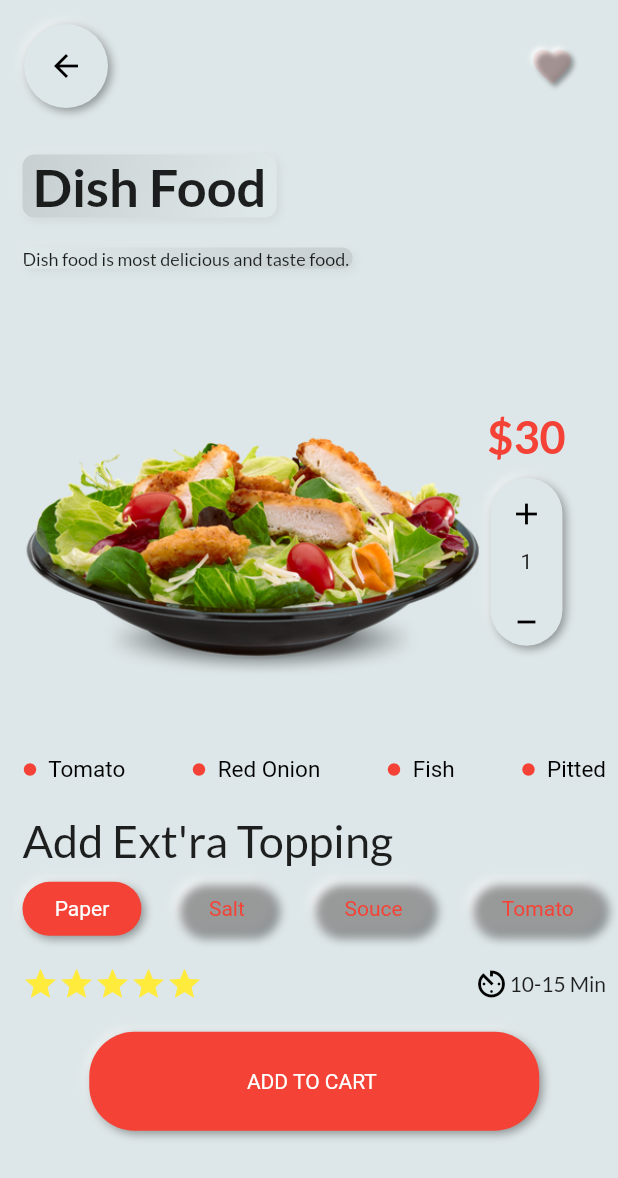
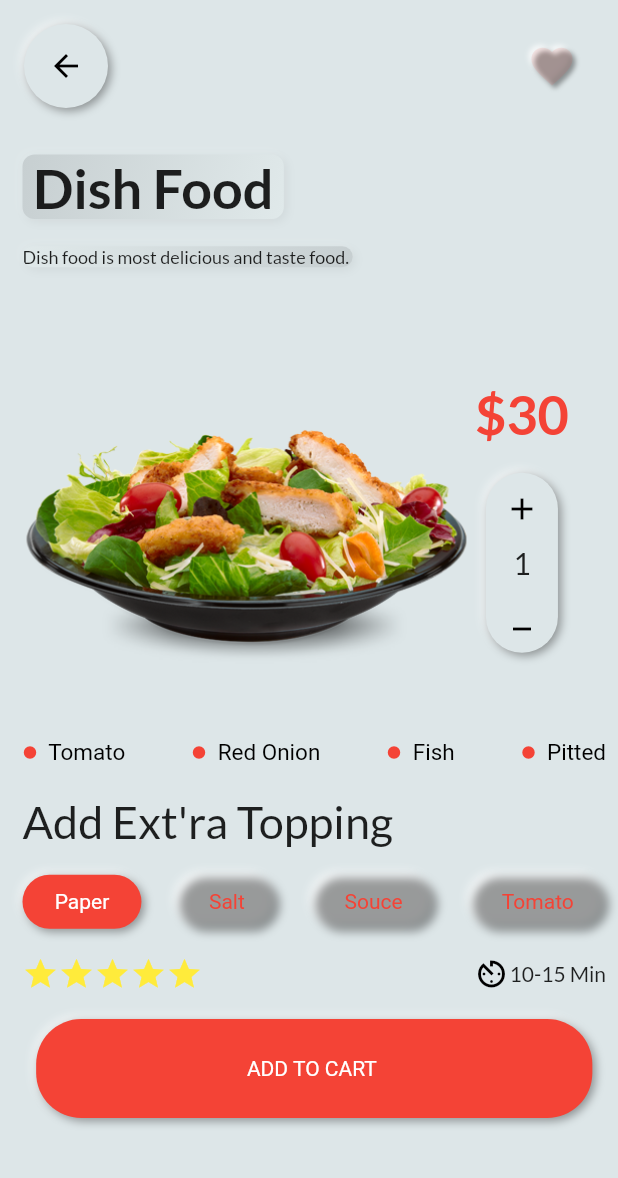
Before and after one commit to sadiq61651/Resturant_App, a Flutter app: the HomeScreen screen opened by its route, after a tap on "Dish Food", on a phone screen of 412 x 824 dp. Shown: the top 1178 px of the screen. Run offline on Flutter 3.47's test engine with Material 2 defaults, Android fonts, the phone set to English and light mode, and no system bars; drawn by our look-alikes of flutter_neumorphic; our stand-ins replace google_fonts.

Commit message:
first commit3

```diff
--- a/lib/features/home/screens/home_screen.dart
+++ b/lib/features/home/screens/home_screen.dart
@@ -44,24 +44,25 @@ class _HomeScreenState extends State<HomeScreen>
 
   @override
   Widget build(BuildContext context) {
+    Size size = MediaQuery.of(context).size;
     return Scaffold(
-      appBar: NeumorphicAppBar(actions: const [
+      appBar: NeumorphicAppBar(actions: [
         Padding(
-          padding: EdgeInsets.all(8.0),
-          child: CircleAvatar(
+          padding: EdgeInsets.all(size.width * 0.01),
+          child: const CircleAvatar(
             backgroundImage: AssetImage("assets/products_items/profile.jpg"),
           ),
         )
       ]),
       body: Padding(
-        padding: const EdgeInsets.all(30),
+        padding: EdgeInsets.all(size.width * 0.04),
         child: SingleChildScrollView(
           child: Column(
             mainAxisSize: MainAxisSize.min,
             children: [
               const HeaderText(),
               myTextField(context),
-              const SizedBox(height: 20),
+              SizedBox(height: size.height * 0.02),
               TabBar(
                   onTap: (value) {
                     if (value == 0) _category = "food";
--- a/lib/features/home/widgets/bottom_navigation_bar.dart
+++ b/lib/features/home/widgets/bottom_navigation_bar.dart
@@ -12,9 +12,11 @@ class _MyBottomNavigationBarState extends State<MyBottomNavigationBar> {
 
   @override
   Widget build(BuildContext context) {
+    Size screenSize = MediaQuery.of(context).size;
+
     return BottomNavigationBar(
         currentIndex: currentIndex,
-        iconSize: 30,
+        iconSize: screenSize.width * 0.07,
         onTap: (value) {
           currentIndex = value;
           setState(() {});
--- a/lib/features/home/widgets/header_text.dart
+++ b/lib/features/home/widgets/header_text.dart
@@ -1,11 +1,14 @@
 import 'package:flutter_neumorphic/flutter_neumorphic.dart';
 import 'package:google_fonts/google_fonts.dart';
+import 'package:resturant_app/utils/my_font_size.dart';
 
 class HeaderText extends StatelessWidget {
   const HeaderText({Key? key}) : super(key: key);
 
   @override
   Widget build(BuildContext context) {
+    Size screenSize = MediaQuery.of(context).size;
+
     return Column(
       crossAxisAlignment: CrossAxisAlignment.start,
       children: [
@@ -16,7 +19,7 @@ class HeaderText extends StatelessWidget {
           ),
           child: Text(
             " Let's Find",
-            style: GoogleFonts.lato(fontSize: 30),
+            style: GoogleFonts.lato(fontSize: screenSize.height * 0.038),
           ),
         ),
         Neumorphic(
@@ -24,11 +27,11 @@ class HeaderText extends StatelessWidget {
               shape: NeumorphicShape.convex, intensity: 0.1),
           child: Text("Something Delicious! ",
               style: GoogleFonts.lato(
-                fontSize: 30,
+                fontSize: MyFontSize.large,
               )),
         ),
-        const SizedBox(
-          height: 20,
+        SizedBox(
+          height: screenSize.height * 0.02,
         )
       ],
     );
--- a/lib/features/home/widgets/my_products_list.dart
+++ b/lib/features/home/widgets/my_products_list.dart
@@ -30,17 +30,19 @@ Widget myProductsList(BuildContext context, list, category) {
                     children: [
                       CircleAvatar(
                           backgroundColor: Colors.transparent,
-                          radius: 100,
+                          radius: screenSize.height * 0.12,
                           backgroundImage: AssetImage(list[index].imageUrl)),
                       Text(
                         list[index].name,
-                        style:
-                            GoogleFonts.lato(color: Colors.black, fontSize: 18),
+                        style: GoogleFonts.lato(
+                            color: Colors.black,
+                            fontSize: screenSize.height * 0.025),
                       ),
                       Text(
                         list[index].price,
-                        style:
-                            GoogleFonts.lato(color: Colors.red, fontSize: 18),
+                        style: GoogleFonts.lato(
+                            color: Colors.red,
+                            fontSize: screenSize.height * 0.023),
                       )
                     ],
                   ),
--- a/lib/features/home/widgets/my_textfield.dart
+++ b/lib/features/home/widgets/my_textfield.dart
@@ -4,7 +4,7 @@ import 'package:flutter_neumorphic/flutter_neumorphic.dart';
 Widget myTextField(BuildContext context) {
   return Neumorphic(
       style: NeumorphicStyle(
-          boxShape: NeumorphicBoxShape.roundRect(BorderRadius.circular(10)),
+          boxShape: NeumorphicBoxShape.roundRect(BorderRadius.circular(20)),
           shape: NeumorphicShape.convex),
       child: TextField(
         decoration: InputDecoration(
--- a/lib/features/landing/screens/landing_screen.dart
+++ b/lib/features/landing/screens/landing_screen.dart
@@ -1,6 +1,8 @@
 import 'package:flutter/material.dart';
 import 'package:google_fonts/google_fonts.dart';
 import 'package:resturant_app/features/home/screens/home_screen.dart';
+
+import '../../../utils/my_font_size.dart';
 
 class LandingScreen extends StatelessWidget {
   static String path = "landing-screen";
@@ -8,37 +10,38 @@ class LandingScreen extends StatelessWidget {
 
   @override
   Widget build(BuildContext context) {
-    return Container(
+    Size screenSize = MediaQuery.of(context).size;
+    return Scaffold(
+      backgroundColor: Colors.transparent,
+      body: Container(
+        padding: EdgeInsets.only(top: screenSize.height * 0.1),
         decoration: const BoxDecoration(
             image: DecorationImage(
                 fit: BoxFit.cover,
                 image: AssetImage("assets/products_items/bg.jpg"))),
-        child: Padding(
-          padding: const EdgeInsets.only(top: 80, bottom: 30),
-          child: Scaffold(
-            backgroundColor: Colors.transparent,
-            body: Align(
-              alignment: Alignment.center,
         child: Column(
-                children: [
-                  Column(
           children: [
             Text("Food Go!",
                 style: GoogleFonts.shanti(
-                              fontWeight: FontWeight.bold, fontSize: 38)),
+                    fontWeight: FontWeight.bold,
+                    fontSize: MyFontSize.extraLarge)),
             Center(
               child: Text("Get Your Favorite food from here",
                   style: GoogleFonts.nanumGothic(
-                                fontSize: 12, wordSpacing: 2)),
-                      ),
-                    ],
+                      fontSize: MyFontSize.small, wordSpacing: 2)),
             ),
           ],
         ),
       ),
-            floatingActionButtonLocation:
-                FloatingActionButtonLocation.centerFloat,
+      floatingActionButtonLocation: FloatingActionButtonLocation.centerFloat,
       floatingActionButton: Container(
+        margin: EdgeInsets.only(bottom: screenSize.height * 0.04),
+        padding: const EdgeInsets.all(8),
+        decoration: BoxDecoration(
+            border: Border.all(color: Colors.red),
+            color: Colors.transparent,
+            borderRadius: BorderRadius.circular(50)),
+        child: Container(
           height: 70,
           width: 70,
           decoration: const BoxDecoration(boxShadow: [
@@ -51,10 +54,9 @@ class LandingScreen extends StatelessWidget {
               backgroundColor: Colors.red,
               child: const Icon(Icons.arrow_forward_ios,
                   color: Colors.white, size: 30),
-                  onPressed: () =>
-                      Navigator.pushNamed(context, HomeScreen.path)),
+              onPressed: () => Navigator.pushNamed(context, HomeScreen.path)),
         ),
       ),
-        ));
+    );
   }
 }
--- a/lib/features/my_product/screen/my_product_screen.dart
+++ b/lib/features/my_product/screen/my_product_screen.dart
@@ -6,6 +6,9 @@ import 'package:resturant_app/features/my_product/widgets/add_sub_button.dart';
 import 'package:resturant_app/features/my_product/widgets/extra_topping_button.dart';
 import 'package:resturant_app/features/my_product/widgets/my_rich_text.dart';
 import 'package:resturant_app/features/my_product/widgets/stars_and_timing.dart';
+import 'package:resturant_app/utils/my_font_size.dart';
+
+import '../widgets/my_sizebox.dart';
 
 class MyProductScreen extends StatelessWidget {
   static String path = "my-product-screen";
@@ -23,7 +26,7 @@ class MyProductScreen extends StatelessWidget {
           builder: (context, setState) => IconButton(
               onPressed: () => setState(() => isFaviorte = !isFaviorte),
               icon: NeumorphicIcon(Icons.favorite,
-                  size: 30,
+                  size: screenSize.height * 0.04,
                   style: NeumorphicStyle(
                     color:
                         isFaviorte ? Colors.red : Colors.red.withOpacity(0.1),
@@ -33,33 +36,34 @@ class MyProductScreen extends StatelessWidget {
       body: Padding(
         padding:
             const EdgeInsets.only(top: 15.0, bottom: 15, right: 8, left: 15),
-        child: Column(crossAxisAlignment: CrossAxisAlignment.start, children: [
+        child: SingleChildScrollView(
+          child:
+              Column(crossAxisAlignment: CrossAxisAlignment.start, children: [
             Neumorphic(
               style: const NeumorphicStyle(
                   shape: NeumorphicShape.concave, intensity: 0.1),
               child: Text(" ${dataModel.name} ",
                   style: GoogleFonts.lato(
-                    fontSize: 35, fontWeight: FontWeight.bold)),
+                      fontSize: MyFontSize.extraLarge,
+                      fontWeight: FontWeight.bold)),
             ),
-          const SizedBox(height: 20),
+            const MySizeBox(),
             Neumorphic(
               style: const NeumorphicStyle(
                   shape: NeumorphicShape.convex, intensity: 0.1),
               child: Text("${dataModel.description} ",
                   style: GoogleFonts.lato(
-                  fontSize: 12,
+                    fontSize: MyFontSize.small,
                   )),
             ),
-          const SizedBox(height: 20),
+            const MySizeBox(),
             Row(children: [
               CircleAvatar(
                   backgroundColor: Colors.transparent,
-                radius: screenSize.width * 0.37,
+                  radius: screenSize.width * 0.36,
                   child: Image.asset(dataModel.imageUrl)),
               const SizedBox(width: 5),
-            Column(children: [
-              AddSubButton(price: dataModel.price.split(".")[0]),
-            ])
+              AddSubButton(price: dataModel.price.split(".")[0])
             ]),
             Row(
               mainAxisAlignment: MainAxisAlignment.spaceBetween,
@@ -70,12 +74,12 @@ class MyProductScreen extends StatelessWidget {
                 myRichText(context, "Pitted"),
               ],
             ),
-          const SizedBox(height: 20),
+            const MySizeBox(),
             Text(
               "Add Ext'ra Topping",
-            style: GoogleFonts.lato(fontSize: 30),
+              style: GoogleFonts.lato(fontSize: MyFontSize.large),
             ),
-          const SizedBox(height: 10),
+            const MySizeBox(),
             Row(
               mainAxisAlignment: MainAxisAlignment.spaceBetween,
               children: const [
@@ -85,16 +89,17 @@ class MyProductScreen extends StatelessWidget {
                 ExtraToppingButton(text: "Tomato", isSelectFlag: false),
               ],
             ),
-          const SizedBox(height: 20),
+            const MySizeBox(),
             const StarsAndTiming(),
-          const SizedBox(height: 20),
+            const MySizeBox(),
             Center(
               child: Container(
-                constraints: const BoxConstraints(maxWidth: 300),
+                  constraints: BoxConstraints(maxWidth: screenSize.width * 0.9),
                   child: const CustomButton()),
             ),
           ]),
         ),
+      ),
     );
   }
 }
--- a/lib/features/my_product/widgets/add_sub_button.dart
+++ b/lib/features/my_product/widgets/add_sub_button.dart
@@ -1,5 +1,7 @@
 import 'package:flutter_neumorphic/flutter_neumorphic.dart';
 import 'package:google_fonts/google_fonts.dart';
+import 'package:resturant_app/features/my_product/widgets/my_sizebox.dart';
+import 'package:resturant_app/utils/my_font_size.dart';
 
 class AddSubButton extends StatelessWidget {
   final String price;
@@ -12,14 +14,19 @@ class AddSubButton extends StatelessWidget {
   Widget build(BuildContext context) {
     int count = 1;
     int priceHolder = int.parse(price.split(r"$")[1]);
+
     return StatefulBuilder(
       builder: (context, setState) => Column(children: [
         Text(
           "\$${priceHolder.toString()}",
           style: GoogleFonts.lato(
-              color: Colors.red, fontWeight: FontWeight.bold, fontSize: 30),
+              color: Colors.red,
+              fontWeight: FontWeight.bold,
+              fontSize: priceHolder >= 100
+                  ? MyFontSize.large
+                  : MyFontSize.extraLarge),
         ),
-        const SizedBox(height: 10),
+        const MySizeBox(),
         Neumorphic(
           style: NeumorphicStyle(
               boxShape:
@@ -33,7 +40,8 @@ class AddSubButton extends StatelessWidget {
                     setState(() {});
                   },
                   icon: const Icon(Icons.add)),
-              Text(count.toString()),
+              Text(count.toString(),
+                  style: GoogleFonts.lato(fontSize: MyFontSize.medium)),
               IconButton(
                   onPressed: () {
                     if (count != 1) {
--- a/lib/features/my_product/widgets/my_rich_text.dart
+++ b/lib/features/my_product/widgets/my_rich_text.dart
@@ -1,4 +1,5 @@
 import 'package:flutter/material.dart';
+import 'package:resturant_app/utils/my_font_size.dart';
 
 @override
 Widget myRichText(BuildContext context, String text) {
@@ -9,7 +10,9 @@ Widget myRichText(BuildContext context, String text) {
         color: Colors.red,
         size: 10,
       ),
-      Text("  $text", style: const TextStyle(fontSize: 15, color: Colors.black))
+      Text("  $text",
+          style:
+              TextStyle(fontSize: MyFontSize.smallMedium, color: Colors.black))
     ],
   );
 }
--- /dev/null
+++ b/lib/features/my_product/widgets/my_sizebox.dart
@@ -0,0 +1,13 @@
+import 'package:flutter/material.dart';
+
+class MySizeBox extends StatelessWidget {
+  final double value;
+  const MySizeBox({Key? key, this.value = 0.022}) : super(key: key);
+
+  @override
+  Widget build(BuildContext context) {
+    Size screenSize = MediaQuery.of(context).size;
+
+    return SizedBox(height: screenSize.height * value);
+  }
+}
--- a/lib/main.dart
+++ b/lib/main.dart
@@ -11,8 +11,9 @@ class MyApp extends StatelessWidget {
   Widget build(BuildContext context) {
     return NeumorphicApp(
       themeMode: ThemeMode.light,
+      debugShowCheckedModeBanner: false,
       home: const LandingScreen(),
-      routes: routes,
+      routes: myRoutes,
     );
   }
 }
--- /dev/null
+++ b/lib/utils/my_font_size.dart
@@ -0,0 +1,7 @@
+class MyFontSize {
+  static double extraLarge = 36;
+  static double large = 30;
+  static double small = 12;
+  static double smallMedium = 15;
+  static double medium = 20;
+}
--- a/lib/utils/routes.dart
+++ b/lib/utils/routes.dart
@@ -3,7 +3,7 @@ import 'package:resturant_app/features/home/screens/home_screen.dart';
 import 'package:resturant_app/features/landing/screens/landing_screen.dart';
 import 'package:resturant_app/features/my_product/screen/my_product_screen.dart';
 
-Map<String, Widget Function(BuildContext)> routes = {
+Map<String, Widget Function(BuildContext)> myRoutes = {
   LandingScreen.path: (context) => const LandingScreen(),
   HomeScreen.path: (context) => const HomeScreen(),
   MyProductScreen.path: (context) => const MyProductScreen(),
```
Lines whose indentation alone changed are shown as unchanged.
